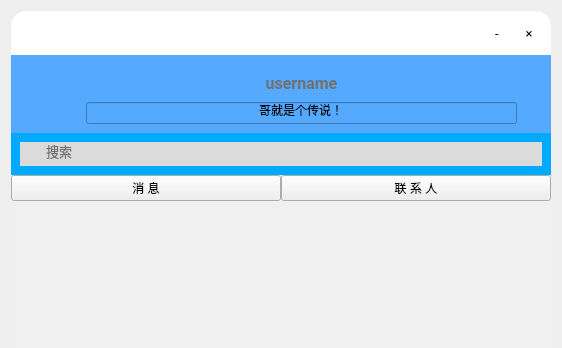
Before: the Qt Designer form Client/client.ui in BIT-Linpop-DevTeam/LinpopClientDemo, drawn with Qt 5; both pictures show x 0 to 562 and y 0 to 348 of the 562 by 986 pixel window.
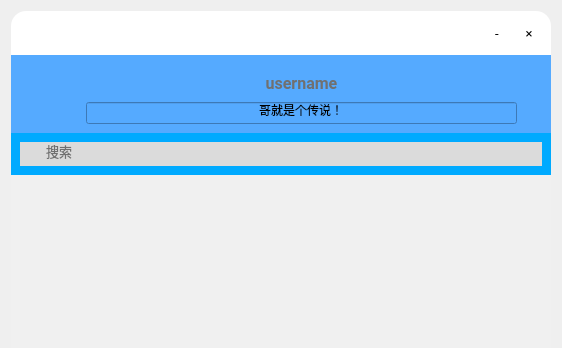
After: the same form once the commit is applied. The open tabs and pages were chosen to show the change. Icons and pictures are not drawn.

Commit message: optimize the chat window

Diff of the .ui file:
```diff
--- a/Client/client.ui
+++ b/Client/client.ui
@@ -353,29 +353,6 @@
      <property name="spacing">
       <number>0</number>
      </property>
-     <item>
-      <widget class="QPushButton" name="messagepushButton">
-       <property name="enabled">
-        <bool>true</bool>
-       </property>
-       <property name="styleSheet">
-        <string notr="true"/>
-       </property>
-       <property name="text">
-        <string>消 息</string>
-       </property>
-      </widget>
-     </item>
-     <item>
-      <widget class="QPushButton" name="friendspushButton">
-       <property name="styleSheet">
-        <string notr="true"/>
-       </property>
-       <property name="text">
-        <string>联 系 人</string>
-       </property>
-      </widget>
-     </item>
     </layout>
    </item>
    <item>
@@ -610,8 +587,8 @@
              <rect>
               <x>0</x>
               <y>0</y>
-              <width>250</width>
-              <height>30</height>
+              <width>542</width>
+              <height>757</height>
              </rect>
             </property>
             <property name="sizePolicy">
```
Left out of the diff: 2 changed lines with no effect on the pictures. The commit also changes 7 other files.
